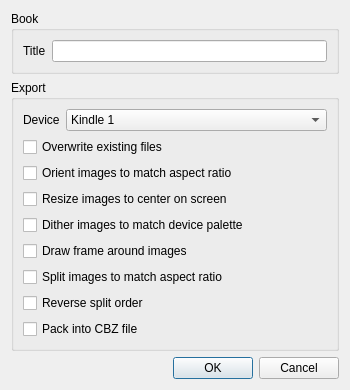
proDOOMman/Mangle, file dev/ui/options.ui: the form before one commit.
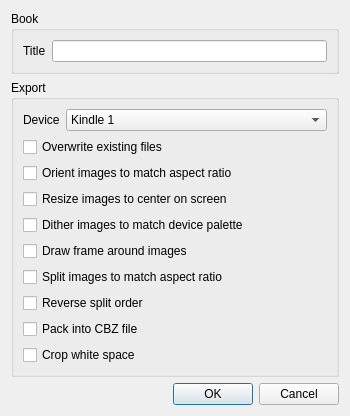
The form after the commit.

Commit message: Added cropping of white corners (experimental feature)

```diff
--- a/dev/ui/options.ui
+++ b/dev/ui/options.ui
@@ -7,7 +7,7 @@
     <x>0</x>
     <y>0</y>
     <width>350</width>
-    <height>350</height>
+    <height>394</height>
    </rect>
   </property>
   <property name="windowTitle">
@@ -138,6 +138,13 @@
         </property>
        </widget>
       </item>
+      <item>
+       <widget class="QCheckBox" name="checkboxCrop">
+        <property name="text">
+         <string>Crop white space</string>
+        </property>
+       </widget>
+      </item>
      </layout>
     </widget>
    </item>
```
The commit also changes 5 other files.
